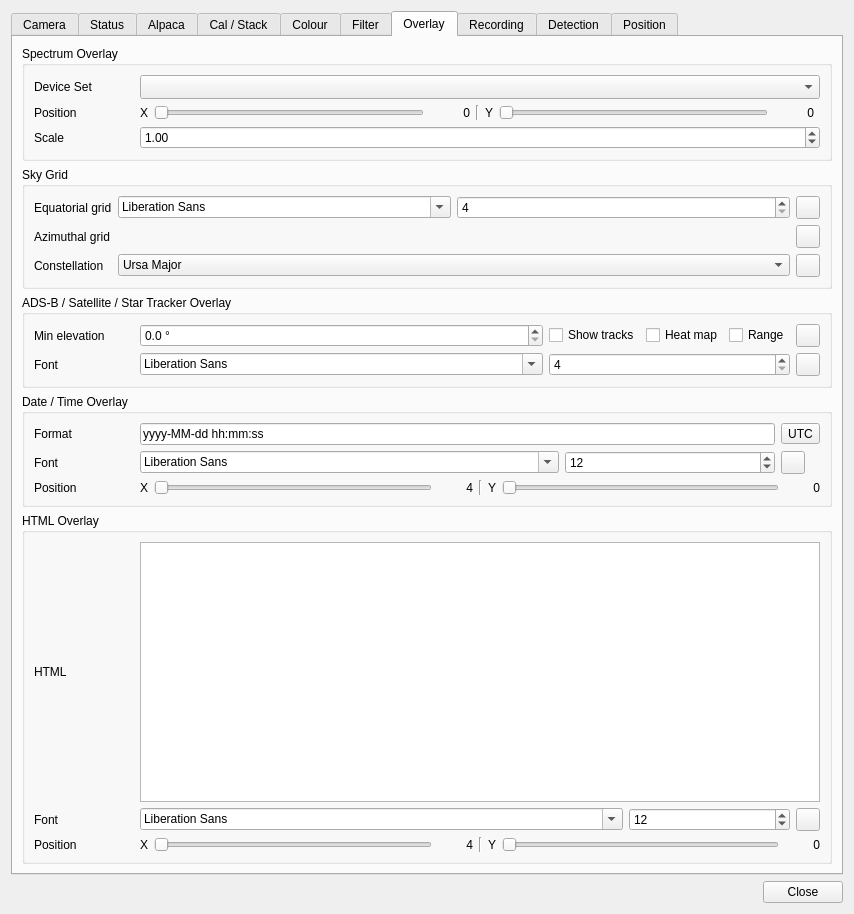
Before: the Qt Designer form plugins/feature/camera/camerasettingsdialog.ui in srcejon/sdrangel, drawn with Qt 5.
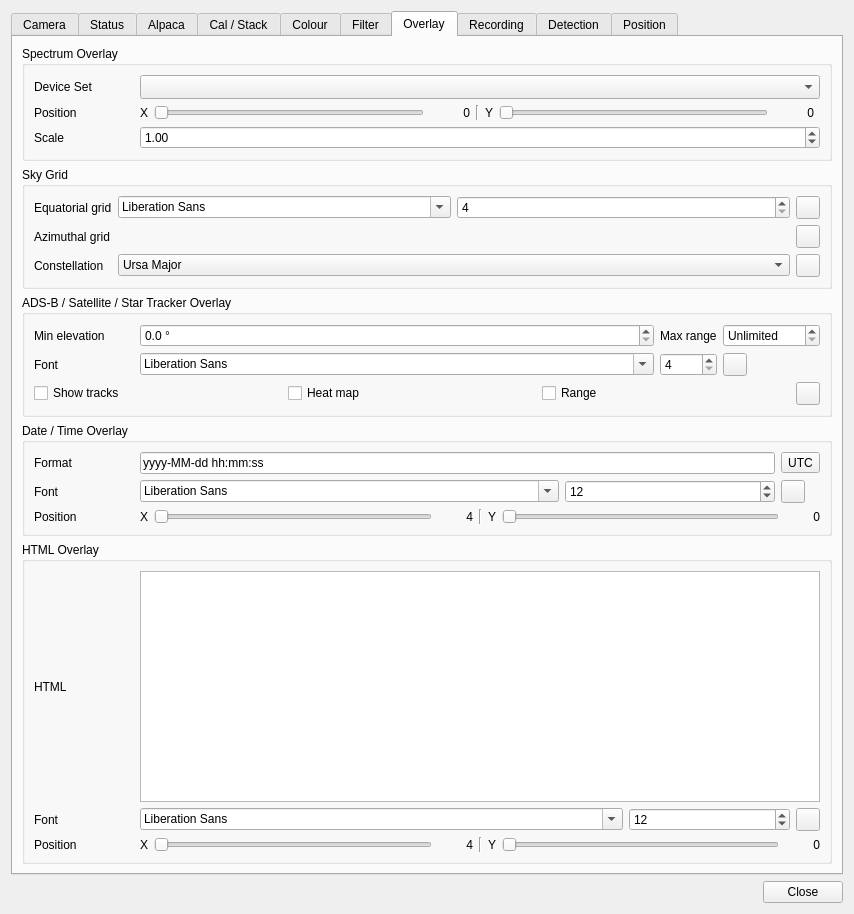
After: the same form once the commit is applied. The open tabs and pages were chosen to show the change. Icons and pictures are not drawn. Custom widgets are drawn as their Qt base class.

Commit message: Add max range filter for camera item overlay

Diff of the .ui file:
```diff
--- a/plugins/feature/camera/camerasettingsdialog.ui
+++ b/plugins/feature/camera/camerasettingsdialog.ui
@@ -3724,7 +3724,7 @@
             </property>
            </widget>
           </item>
-          <item row="0" column="2" colspan="2">
+          <item row="2" column="0" colspan="4">
            <layout class="QHBoxLayout" name="trackObjectOverlayOptionsLayout">
             <item>
              <widget class="QCheckBox" name="trackObjectTrailsCheck">
@@ -3836,6 +3836,38 @@
             </property>
            </widget>
           </item>
+          <item row="0" column="2">
+           <widget class="QLabel" name="trackObjectMaxRangeLabel">
+            <property name="text">
+             <string>Max range</string>
+            </property>
+           </widget>
+          </item>
+          <item row="0" column="3">
+           <widget class="QDoubleSpinBox" name="trackObjectMaxRangeSpin">
+            <property name="toolTip">
+             <string>Maximum line-of-sight range in kilometres for tracked object overlays. Set to 0 for no maximum.</string>
+            </property>
+            <property name="specialValueText">
+             <string>Unlimited</string>
+            </property>
+            <property name="suffix">
+             <string> km</string>
+            </property>
+            <property name="decimals">
+             <number>1</number>
+            </property>
+            <property name="minimum">
+             <double>0.000000000000000</double>
+            </property>
+            <property name="maximum">
+             <double>1000000.000000000000000</double>
+            </property>
+            <property name="singleStep">
+             <double>10.000000000000000</double>
+            </property>
+           </widget>
+          </item>
          </layout>
         </widget>
        </item>
```
The commit also changes 6 other files.
